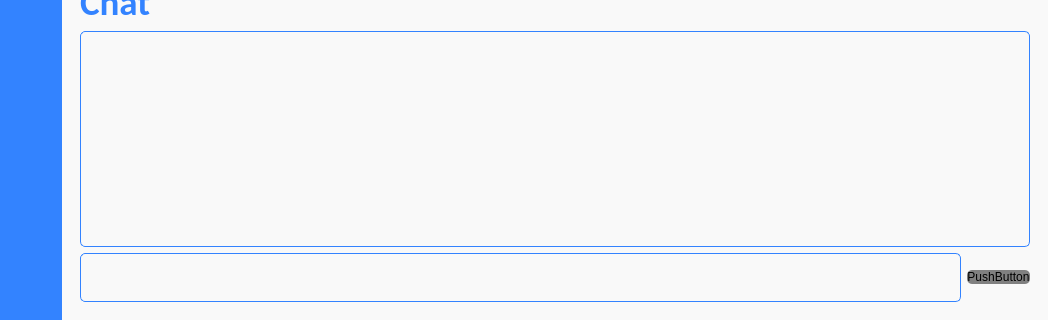
Above: requester.ui from alberthydev/sst before the change; both pictures show x 333 to 1381 and y 464 to 784 of the 1381 by 784 pixel window. Below: the same form after it.
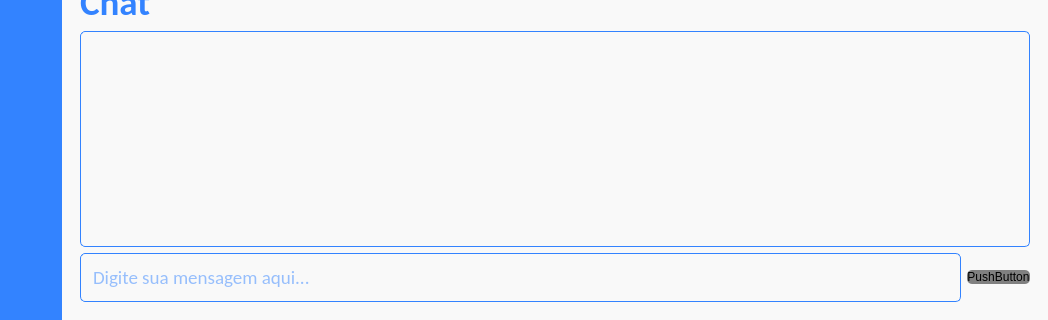
That is the form after the change. The open tabs and pages were chosen to show the change. Custom widgets are drawn as their Qt base class.

Patch:
```diff
--- a/requester.ui
+++ b/requester.ui
@@ -749,6 +749,9 @@
 border-radius: 5px;
 border: 1px solid #3383ff;</string>
                 </property>
+                <property name="placeholderText">
+                 <string>Digite sua mensagem aqui...</string>
+                </property>
                </widget>
               </item>
               <item>
```
Left out of the diff: 2 changed lines with no effect on the pictures.
